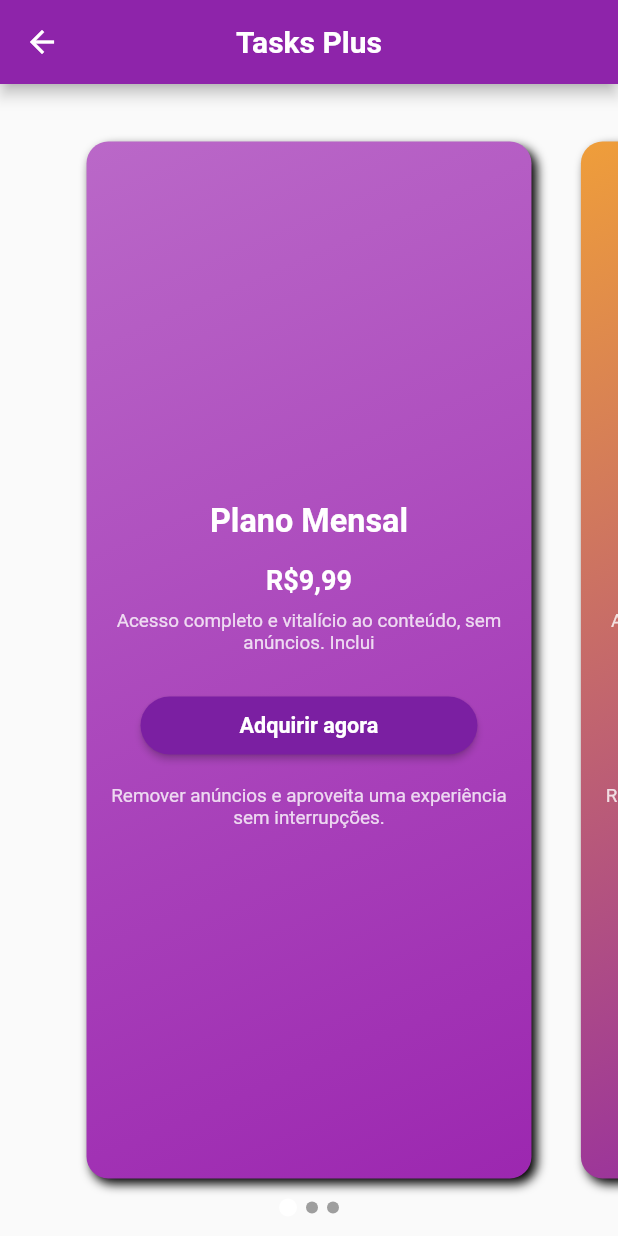
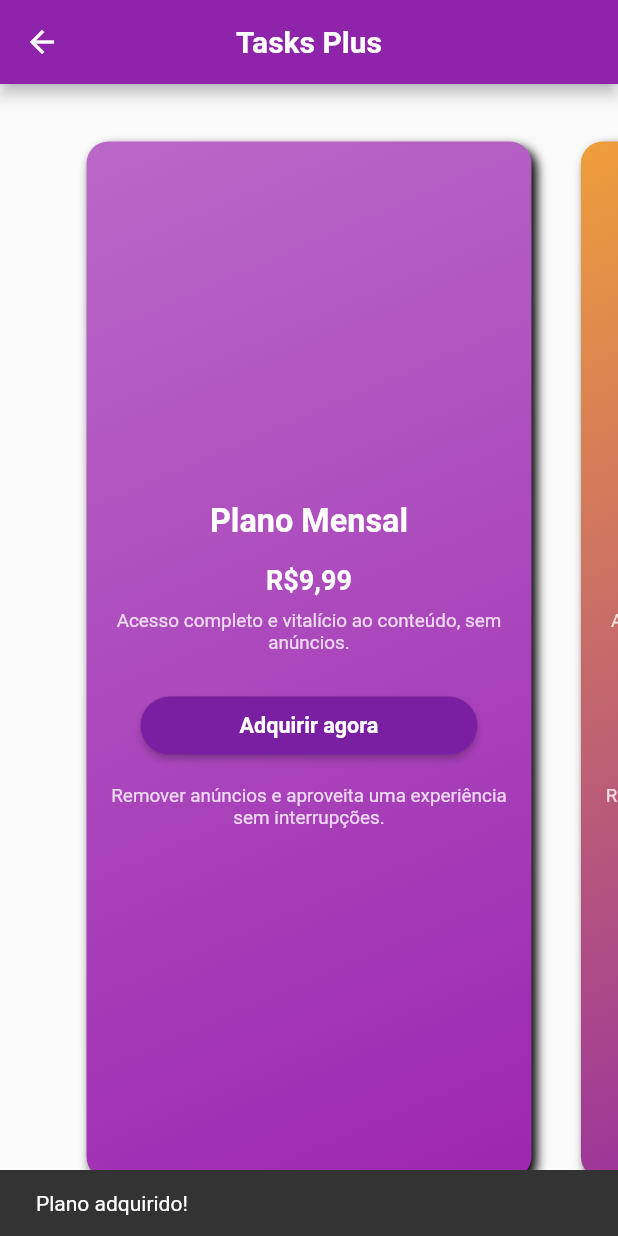
Before and after one commit to eduardoandd/todo_list, a Flutter app: the TasksPlusPage screen opened directly, after a tap on "Adquirir agora", on a phone screen of 412 x 824 dp. Run offline on Flutter 3.47's test engine with Material 2 defaults, Android fonts, the phone set to English and light mode, and no system bars; drawn by our look-alikes of card_swiper; our stand-ins replace cloud_firestore, firebase_analytics, firebase_core, flutter_holo_date_picker, flutter_local_notifications, shared_preferences and 1 more; missing offline and left inert: day_night_time_picker, profile_photo; accounts and stored records are empty.

Commit message:
alterando plano, splash screen e adicionando watsapp

```diff
--- a/lib/pages/drawer_pages/tasks_plus/plan_card.dart
+++ b/lib/pages/drawer_pages/tasks_plus/plan_card.dart
@@ -4,6 +4,7 @@ import 'package:flutter/cupertino.dart';
 import 'package:flutter/material.dart';
 import 'package:flutter/src/foundation/key.dart';
 import 'package:flutter/src/widgets/framework.dart';
+import 'package:url_launcher/url_launcher.dart';
 
 class PlanCard extends StatelessWidget {
   final String title;
@@ -71,7 +72,7 @@ class PlanCard extends StatelessWidget {
                   TextSpan(children: [
                     TextSpan(
                       text:
-                          "Acesso completo e vitalício ao conteúdo, sem anúncios. Inclui",
+                          "Acesso completo e vitalício ao conteúdo, sem anúncios.",
                       style: TextStyle(
                           fontSize: 14,
                           color: Colors.white.withOpacity(0.8),
@@ -79,7 +80,7 @@ class PlanCard extends StatelessWidget {
                     ),
                     if (isPermanent) ...[
                       TextSpan(
-                          text: " WhatsApp",
+                          text: " Inclui WhatsApp",
                           style: TextStyle(
                               fontSize: 14,
                               color: Colors.white,
@@ -123,7 +124,32 @@ class PlanCard extends StatelessWidget {
               Padding(
                 padding: EdgeInsets.symmetric(horizontal: 40.0),
                 child: ElevatedButton(
-                  onPressed: () {
+                  onPressed: () async{
+                    if(isPermanent){
+                      final wpp ="+5511993582674";
+                      final message = Uri.encodeComponent(
+                        "Olá! Acabei de adquirir o plano."
+                      );
+                      final wppUrl= "https://wa.me/$wpp?text=$message";
+
+                      if (await canLaunchUrl(Uri.parse(wppUrl))){
+                        await launchUrl(Uri.parse(wppUrl),
+                          mode: LaunchMode.externalApplication
+
+                        );
+                      }
+                      else{
+                        ScaffoldMessenger.of(context).showSnackBar(SnackBar(
+                          content: Text(
+                            "Não foi possível abrir o WhatsApp. Verifique sua instalação."),
+                        ));
+                      }
+                    }
+                    else{
+                      ScaffoldMessenger.of(context).showSnackBar(SnackBar(
+                      content: Text("Plano adquirido!"),
+                      ));
+                    }
 
                   },
                   style: ElevatedButton.styleFrom(
--- a/pubspec.yaml
+++ b/pubspec.yaml
@@ -53,6 +53,7 @@ dependencies:
   profile_photo: ^1.0.3
   awesome_snackbar_content: ^0.1.2
   flutter_launcher_icons: ^0.11.0
+  url_launcher: ^6.1.10
 
 
 
@@ -70,6 +71,7 @@ flutter_native_splash:
   image: "assets/app/logo.png"
   android: true
   ios: true
+  android:enableFullScreen: true
 
 flutter_icons:
   android: "ic_launcher"
```
Also changed, not shown: lib/pages/splash_screen/splash_screen_page.dart (+26 -3 lines), pubspec.lock, 3 other files.
